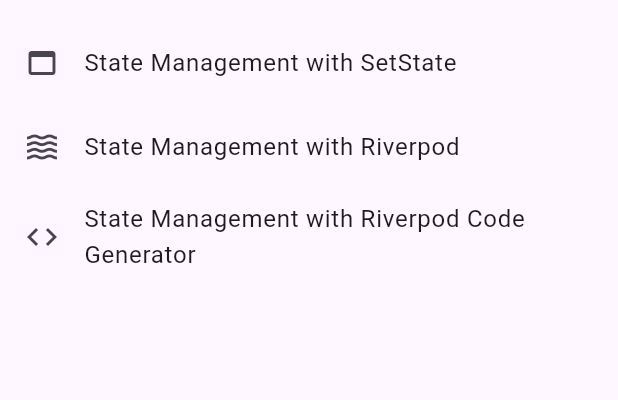
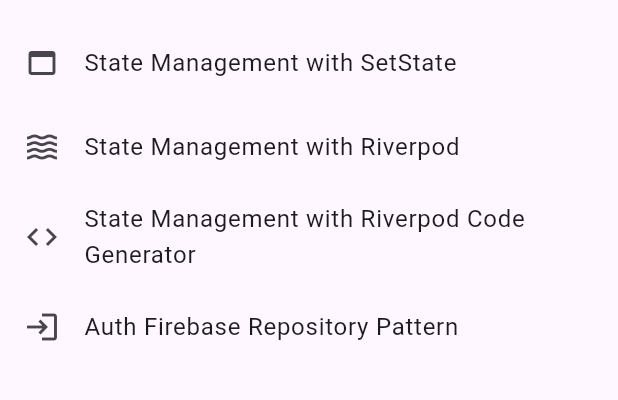
Before and after one commit to chenkuochou/flutter_tutorials, a Flutter app: the screen it shows after launch, on a phone screen of 412 x 824 dp, the part 63-463 px from its top. Run offline on Flutter 3.47's test engine with Material 3 defaults, Android fonts, the phone set to English and light mode, and no system bars; our stand-ins replace firebase_auth, firebase_core, flutter_riverpod, gap, hooks_riverpod, riverpod_annotation; accounts and stored records are empty; generated files the repository leaves out were written again.

Commit message:
add Firebase

```diff
--- a/lib/home.dart
+++ b/lib/home.dart
@@ -1,6 +1,6 @@
 import 'package:flutter/material.dart';
 import 'package:flutter_tutorials/core/tutorial_model.dart';
-import 'package:flutter_tutorials/core/tutorial_list.dart';
+import 'package:flutter_tutorials/tutorial/tutorial_list.dart';
 import 'package:hooks_riverpod/hooks_riverpod.dart';
 
 class HomePage extends HookConsumerWidget {
--- a/lib/main.dart
+++ b/lib/main.dart
@@ -1,8 +1,13 @@
+import 'package:firebase_core/firebase_core.dart';
 import 'package:flutter/material.dart';
 import 'package:flutter_riverpod/flutter_riverpod.dart';
+import 'package:flutter_tutorials/firebase_options.dart';
 import 'package:flutter_tutorials/home.dart';
 
-void main() {
+void main() async{
+    WidgetsFlutterBinding.ensureInitialized();
+  await Firebase.initializeApp(options: DefaultFirebaseOptions.currentPlatform);
+
   runApp(const ProviderScope(child: MyApp()));
 }
 
--- a/lib/core/tutorial_list.dart
+++ b/lib/tutorial/tutorial_list.dart
@@ -1,4 +1,5 @@
 import 'package:flutter/material.dart';
+import 'package:flutter_tutorials/tutorial/auth_firebase/auth_repository.dart';
 import 'package:flutter_tutorials/tutorial/state_management/state_management_riverpod.dart';
 import 'package:flutter_tutorials/tutorial/state_management/state_management_riverpod_code.dart';
 import 'package:flutter_tutorials/tutorial/state_management/state_management_set_state.dart';
@@ -20,4 +21,9 @@ List<TutorialModel> tutorialList = [
     widget: const StateManagementRiverpodCode(),
     icon: Icons.code,
   ),
+  TutorialModel(
+    title: 'Auth Firebase Repository Pattern',
+    widget: const AuthRepositoryPage(),
+    icon: Icons.login,
+  )
 ];
```
Also changed, not shown: firebase.json (added), lib/firebase_options.dart (added), 3 other files.
